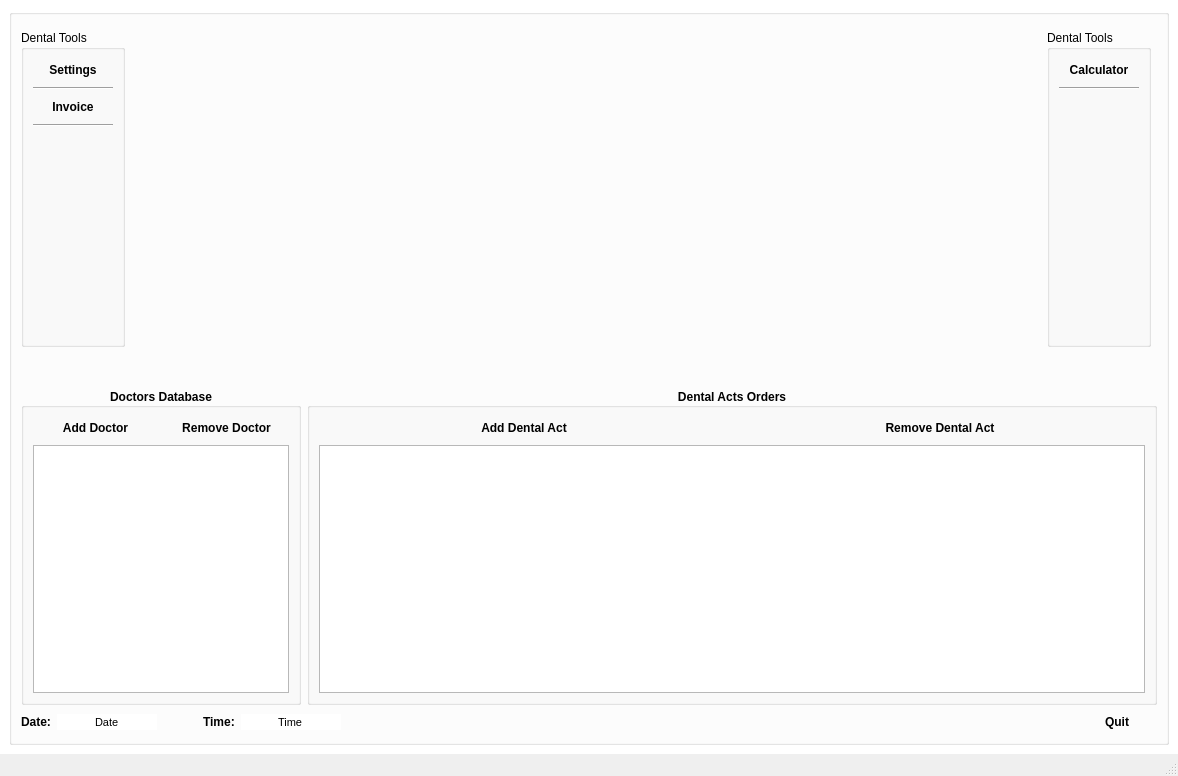
This is res/windowmain.ui in heidaga/DentalClientBase as Qt 5 draws it before an edit. The edited form follows.
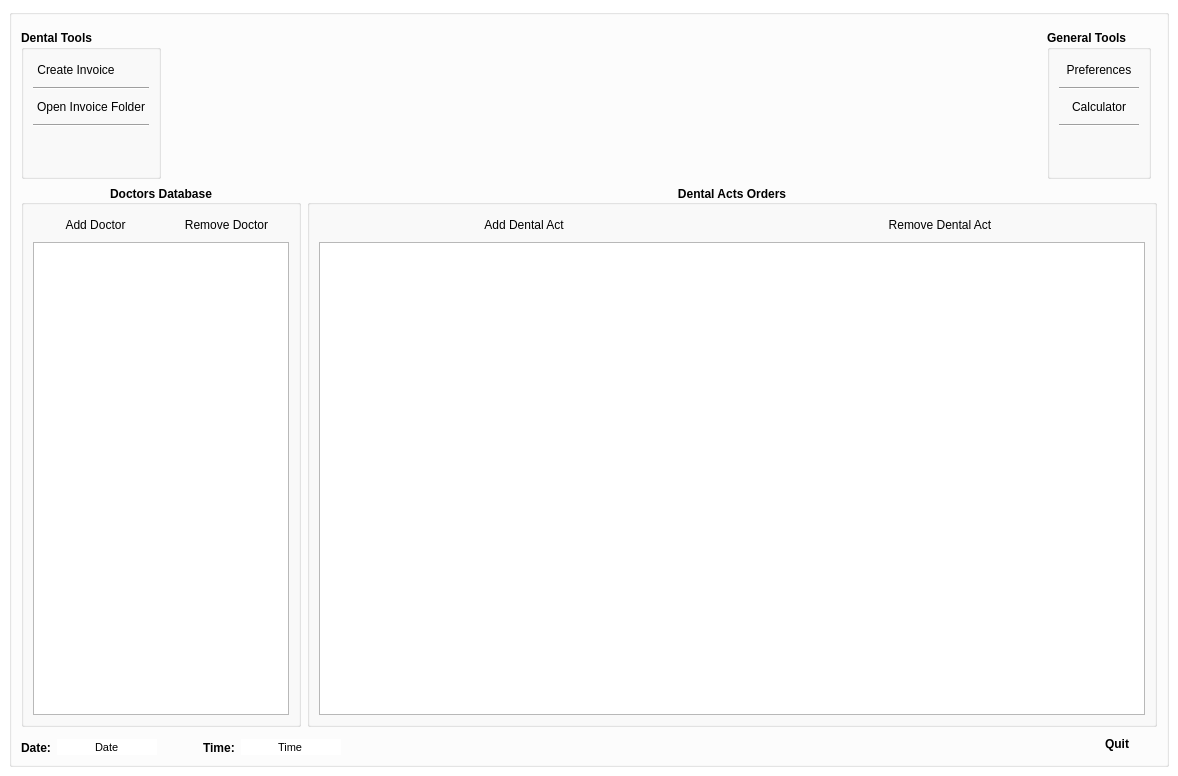
This is the edited form. Icons and pictures are not drawn. Custom widgets are drawn as their Qt base class.

Patch:
```diff
--- a/res/windowmain.ui
+++ b/res/windowmain.ui
@@ -70,7 +70,273 @@
        <bool>true</bool>
       </property>
       <layout class="QGridLayout" name="gridLayout_7">
-       <item row="3" column="0" colspan="8">
+       <item row="1" column="0">
+        <widget class="QGroupBox" name="groupBox">
+         <property name="maximumSize">
+          <size>
+           <width>200</width>
+           <height>16777215</height>
+          </size>
+         </property>
+         <property name="font">
+          <font>
+           <weight>75</weight>
+           <bold>true</bold>
+          </font>
+         </property>
+         <property name="title">
+          <string>Dental Tools</string>
+         </property>
+         <property name="flat">
+          <bool>true</bool>
+         </property>
+         <layout class="QGridLayout" name="gridLayout_5">
+          <item row="4" column="0">
+           <widget class="Line" name="line_3">
+            <property name="orientation">
+             <enum>Qt::Horizontal</enum>
+            </property>
+           </widget>
+          </item>
+          <item row="1" column="0" alignment="Qt::AlignLeft">
+           <widget class="QPushButton" name="PB_ExportInvoice">
+            <property name="sizePolicy">
+             <sizepolicy hsizetype="Preferred" vsizetype="Preferred">
+              <horstretch>0</horstretch>
+              <verstretch>0</verstretch>
+             </sizepolicy>
+            </property>
+            <property name="font">
+             <font>
+              <weight>50</weight>
+              <bold>false</bold>
+             </font>
+            </property>
+            <property name="mouseTracking">
+             <bool>false</bool>
+            </property>
+            <property name="toolTip">
+             <string>&lt;html&gt;&lt;head/&gt;&lt;body&gt;&lt;p&gt;&lt;span style=&quot; font-weight:400;&quot;&gt;Export invoice for a highlighted doctor in the doctors database&lt;/span&gt;&lt;/p&gt;&lt;/body&gt;&lt;/html&gt;</string>
+            </property>
+            <property name="text">
+             <string>Create Invoice</string>
+            </property>
+            <property name="icon">
+             <iconset resource="../mainwindow.qrc">
+              <normaloff>:/icons/res/edit.png</normaloff>:/icons/res/edit.png</iconset>
+            </property>
+            <property name="iconSize">
+             <size>
+              <width>32</width>
+              <height>32</height>
+             </size>
+            </property>
+            <property name="flat">
+             <bool>true</bool>
+            </property>
+           </widget>
+          </item>
+          <item row="5" column="0" alignment="Qt::AlignLeft">
+           <widget class="QPushButton" name="PB_OpenInvoiceFolder">
+            <property name="sizePolicy">
+             <sizepolicy hsizetype="Preferred" vsizetype="Preferred">
+              <horstretch>0</horstretch>
+              <verstretch>0</verstretch>
+             </sizepolicy>
+            </property>
+            <property name="font">
+             <font>
+              <weight>50</weight>
+              <bold>false</bold>
+             </font>
+            </property>
+            <property name="mouseTracking">
+             <bool>false</bool>
+            </property>
+            <property name="toolTip">
+             <string>&lt;html&gt;&lt;head/&gt;&lt;body&gt;&lt;p&gt;Open the folder containing all exported invoices&lt;/p&gt;&lt;/body&gt;&lt;/html&gt;</string>
+            </property>
+            <property name="text">
+             <string>Open Invoice Folder</string>
+            </property>
+            <property name="icon">
+             <iconset resource="../mainwindow.qrc">
+              <normaloff>:/icons/res/mail-2.png</normaloff>:/icons/res/mail-2.png</iconset>
+            </property>
+            <property name="iconSize">
+             <size>
+              <width>32</width>
+              <height>32</height>
+             </size>
+            </property>
+            <property name="flat">
+             <bool>true</bool>
+            </property>
+           </widget>
+          </item>
+          <item row="7" column="0">
+           <spacer name="verticalSpacer">
+            <property name="orientation">
+             <enum>Qt::Vertical</enum>
+            </property>
+            <property name="sizeType">
+             <enum>QSizePolicy::Preferred</enum>
+            </property>
+            <property name="sizeHint" stdset="0">
+             <size>
+              <width>20</width>
+              <height>40</height>
+             </size>
+            </property>
+           </spacer>
+          </item>
+          <item row="6" column="0">
+           <widget class="Line" name="line_5">
+            <property name="orientation">
+             <enum>Qt::Horizontal</enum>
+            </property>
+           </widget>
+          </item>
+         </layout>
+        </widget>
+       </item>
+       <item row="1" column="4">
+        <widget class="QGroupBox" name="groupBox_6">
+         <property name="maximumSize">
+          <size>
+           <width>200</width>
+           <height>16777215</height>
+          </size>
+         </property>
+         <property name="font">
+          <font>
+           <weight>75</weight>
+           <bold>true</bold>
+          </font>
+         </property>
+         <property name="title">
+          <string>General Tools</string>
+         </property>
+         <property name="flat">
+          <bool>true</bool>
+         </property>
+         <layout class="QGridLayout" name="gridLayout_4">
+          <item row="1" column="0">
+           <widget class="Line" name="line_4">
+            <property name="orientation">
+             <enum>Qt::Horizontal</enum>
+            </property>
+           </widget>
+          </item>
+          <item row="2" column="0" alignment="Qt::AlignLeft">
+           <widget class="QPushButton" name="PB_Calculator">
+            <property name="sizePolicy">
+             <sizepolicy hsizetype="Preferred" vsizetype="Preferred">
+              <horstretch>0</horstretch>
+              <verstretch>0</verstretch>
+             </sizepolicy>
+            </property>
+            <property name="font">
+             <font>
+              <weight>50</weight>
+              <bold>false</bold>
+             </font>
+            </property>
+            <property name="mouseTracking">
+             <bool>false</bool>
+            </property>
+            <property name="toolTip">
+             <string>&lt;html&gt;&lt;head/&gt;&lt;body&gt;&lt;p&gt;&lt;span style=&quot; font-weight:400;&quot;&gt;Open Windows Calculator&lt;/span&gt;&lt;/p&gt;&lt;/body&gt;&lt;/html&gt;</string>
+            </property>
+            <property name="layoutDirection">
+             <enum>Qt::RightToLeft</enum>
+            </property>
+            <property name="text">
+             <string>Calculator</string>
+            </property>
+            <property name="icon">
+             <iconset resource="../mainwindow.qrc">
+              <normaloff>:/icons/res/calculator.png</normaloff>:/icons/res/calculator.png</iconset>
+            </property>
+            <property name="iconSize">
+             <size>
+              <width>32</width>
+              <height>32</height>
+             </size>
+            </property>
+            <property name="flat">
+             <bool>true</bool>
+            </property>
+           </widget>
+          </item>
+          <item row="4" column="0">
+           <widget class="Line" name="line_2">
+            <property name="orientation">
+             <enum>Qt::Horizontal</enum>
+            </property>
+           </widget>
+          </item>
+          <item row="0" column="0" alignment="Qt::AlignLeft">
+           <widget class="QPushButton" name="PB_Settings">
+            <property name="sizePolicy">
+             <sizepolicy hsizetype="Preferred" vsizetype="Preferred">
+              <horstretch>0</horstretch>
+              <verstretch>0</verstretch>
+             </sizepolicy>
+            </property>
+            <property name="font">
+             <font>
+              <weight>50</weight>
+              <bold>false</bold>
+             </font>
+            </property>
+            <property name="mouseTracking">
+             <bool>false</bool>
+            </property>
+            <property name="toolTip">
+             <string>&lt;html&gt;&lt;head/&gt;&lt;body&gt;&lt;p&gt;&lt;span style=&quot; font-weight:400;&quot;&gt;Open application preferences&lt;/span&gt;&lt;/p&gt;&lt;/body&gt;&lt;/html&gt;</string>
+            </property>
+            <property name="layoutDirection">
+             <enum>Qt::RightToLeft</enum>
+            </property>
+            <property name="text">
+             <string>Preferences</string>
+            </property>
+            <property name="icon">
+             <iconset resource="../mainwindow.qrc">
+              <normaloff>:/icons/res/settings-1.png</normaloff>:/icons/res/settings-1.png</iconset>
+            </property>
+            <property name="iconSize">
+             <size>
+              <width>32</width>
+              <height>32</height>
+             </size>
+            </property>
+            <property name="flat">
+             <bool>true</bool>
+            </property>
+           </widget>
+          </item>
+          <item row="5" column="0">
+           <spacer name="verticalSpacer_2">
+            <property name="orientation">
+             <enum>Qt::Vertical</enum>
+            </property>
+            <property name="sizeType">
+             <enum>QSizePolicy::Preferred</enum>
+            </property>
+            <property name="sizeHint" stdset="0">
+             <size>
+              <width>20</width>
+              <height>40</height>
+             </size>
+            </property>
+           </spacer>
+          </item>
+         </layout>
+        </widget>
+       </item>
+       <item row="2" column="0" colspan="6">
         <layout class="QHBoxLayout" name="horizontalLayout_3">
          <item>
           <widget class="QGroupBox" name="groupBox_2">
@@ -110,8 +376,8 @@
                 </property>
                 <property name="font">
                  <font>
-                  <weight>75</weight>
-                  <bold>true</bold>
+                  <weight>50</weight>
+                  <bold>false</bold>
                  </font>
                 </property>
                 <property name="mouseTracking">
@@ -151,8 +417,8 @@
                 </property>
                 <property name="font">
                  <font>
-                  <weight>75</weight>
-                  <bold>true</bold>
+                  <weight>50</weight>
+                  <bold>false</bold>
                  </font>
                 </property>
                 <property name="mouseTracking">
@@ -261,8 +527,8 @@
                 <property name="font">
                  <font>
                   <family>MS Shell Dlg 2</family>
-                  <weight>75</weight>
-                  <bold>true</bold>
+                  <weight>50</weight>
+                  <bold>false</bold>
                  </font>
                 </property>
                 <property name="mouseTracking">
@@ -302,8 +568,8 @@
                 </property>
                 <property name="font">
                  <font>
-                  <weight>75</weight>
-                  <bold>true</bold>
+                  <weight>50</weight>
+                  <bold>false</bold>
                  </font>
                 </property>
                 <property name="mouseTracking">
@@ -381,12 +647,12 @@
          </property>
         </spacer>
        </item>
-       <item row="5" column="0" colspan="8">
+       <item row="4" column="0" colspan="6">
         <layout class="QGridLayout" name="gridLayout_2">
          <property name="sizeConstraint">
           <enum>QLayout::SetDefaultConstraint</enum>
          </property>
-         <item row="0" column="1">
+         <item row="0" column="1" alignment="Qt::AlignBottom">
           <widget class="QLineEdit" name="LE_date">
            <property name="maximumSize">
             <size>
@@ -488,7 +754,7 @@
            </property>
           </spacer>
          </item>
-         <item row="0" column="0">
+         <item row="0" column="0" alignment="Qt::AlignBottom">
           <widget class="QLabel" name="label">
            <property name="font">
             <font>
@@ -502,7 +768,7 @@
            </property>
           </widget>
          </item>
-         <item row="0" column="3">
+         <item row="0" column="3" alignment="Qt::AlignBottom">
           <widget class="QLabel" name="label_2">
            <property name="font">
             <font>
@@ -516,7 +782,7 @@
            </property>
           </widget>
          </item>
-         <item row="0" column="4">
+         <item row="0" column="4" alignment="Qt::AlignBottom">
           <widget class="QLineEdit" name="LE_time">
            <property name="enabled">
             <bool>true</bool>
@@ -554,214 +820,20 @@
          </item>
         </layout>
        </item>
-       <item row="1" column="0">
-        <widget class="QGroupBox" name="groupBox">
-         <property name="maximumSize">
-          <size>
-           <width>150</width>
-           <height>16777215</height>
-          </size>
-         </property>
-         <property name="title">
-          <string>Dental Tools</string>
-         </property>
-         <layout class="QGridLayout" name="gridLayout_5">
-          <item row="2" column="0">
-           <widget class="QPushButton" name="PB_Invoice">
-            <property name="sizePolicy">
-             <sizepolicy hsizetype="Preferred" vsizetype="Preferred">
-              <horstretch>0</horstretch>
-              <verstretch>0</verstretch>
-             </sizepolicy>
-            </property>
-            <property name="font">
-             <font>
-              <weight>75</weight>
-              <bold>true</bold>
-             </font>
-            </property>
-            <property name="mouseTracking">
-             <bool>false</bool>
-            </property>
-            <property name="toolTip">
-             <string>&lt;html&gt;&lt;head/&gt;&lt;body&gt;&lt;p align=&quot;center&quot;&gt;Exit&lt;/p&gt;&lt;/body&gt;&lt;/html&gt;</string>
-            </property>
-            <property name="text">
-             <string>Invoice</string>
-            </property>
-            <property name="icon">
-             <iconset resource="../mainwindow.qrc">
-              <normaloff>:/icons/res/edit.png</normaloff>:/icons/res/edit.png</iconset>
-            </property>
-            <property name="iconSize">
-             <size>
-              <width>32</width>
-              <height>32</height>
-             </size>
-            </property>
-            <property name="flat">
-             <bool>true</bool>
-            </property>
-           </widget>
-          </item>
-          <item row="1" column="0">
-           <widget class="Line" name="line">
-            <property name="orientation">
-             <enum>Qt::Horizontal</enum>
-            </property>
-           </widget>
-          </item>
-          <item row="0" column="0">
-           <widget class="QPushButton" name="PB_Settings">
-            <property name="sizePolicy">
-             <sizepolicy hsizetype="Preferred" vsizetype="Preferred">
-              <horstretch>0</horstretch>
-              <verstretch>0</verstretch>
-             </sizepolicy>
-            </property>
-            <property name="font">
-             <font>
-              <weight>75</weight>
-              <bold>true</bold>
-             </font>
-            </property>
-            <property name="mouseTracking">
-             <bool>false</bool>
-            </property>
-            <property name="toolTip">
-             <string>&lt;html&gt;&lt;head/&gt;&lt;body&gt;&lt;p align=&quot;center&quot;&gt;Exit&lt;/p&gt;&lt;/body&gt;&lt;/html&gt;</string>
-            </property>
-            <property name="text">
-             <string>Settings</string>
-            </property>
-            <property name="icon">
-             <iconset resource="../mainwindow.qrc">
-              <normaloff>:/icons/res/settings-1.png</normaloff>:/icons/res/settings-1.png</iconset>
-            </property>
-            <property name="iconSize">
-             <size>
-              <width>32</width>
-              <height>32</height>
-             </size>
-            </property>
-            <property name="flat">
-             <bool>true</bool>
-            </property>
-           </widget>
-          </item>
-          <item row="5" column="0">
-           <widget class="Line" name="line_3">
-            <property name="orientation">
-             <enum>Qt::Horizontal</enum>
-            </property>
-           </widget>
-          </item>
-          <item row="6" column="0">
-           <spacer name="verticalSpacer_3">
-            <property name="orientation">
-             <enum>Qt::Vertical</enum>
-            </property>
-            <property name="sizeHint" stdset="0">
-             <size>
-              <width>20</width>
-              <height>40</height>
-             </size>
-            </property>
-           </spacer>
-          </item>
-         </layout>
-        </widget>
-       </item>
-       <item row="1" column="6">
-        <widget class="QGroupBox" name="groupBox_6">
-         <property name="maximumSize">
-          <size>
-           <width>150</width>
-           <height>16777215</height>
-          </size>
-         </property>
-         <property name="title">
-          <string>Dental Tools</string>
-         </property>
-         <layout class="QGridLayout" name="gridLayout_4">
-          <item row="0" column="0">
-           <widget class="QPushButton" name="PB_Calculator">
-            <property name="sizePolicy">
-             <sizepolicy hsizetype="Preferred" vsizetype="Preferred">
-              <horstretch>0</horstretch>
-              <verstretch>0</verstretch>
-             </sizepolicy>
-            </property>
-            <property name="font">
-             <font>
-              <weight>75</weight>
-              <bold>true</bold>
-             </font>
-            </property>
-            <property name="mouseTracking">
-             <bool>false</bool>
-            </property>
-            <property name="toolTip">
-             <string>&lt;html&gt;&lt;head/&gt;&lt;body&gt;&lt;p align=&quot;center&quot;&gt;Exit&lt;/p&gt;&lt;/body&gt;&lt;/html&gt;</string>
-            </property>
-            <property name="layoutDirection">
-             <enum>Qt::RightToLeft</enum>
-            </property>
-            <property name="text">
-             <string>Calculator</string>
-            </property>
-            <property name="icon">
-             <iconset resource="../mainwindow.qrc">
-              <normaloff>:/icons/res/calculator.png</normaloff>:/icons/res/calculator.png</iconset>
-            </property>
-            <property name="iconSize">
-             <size>
-              <width>32</width>
-              <height>32</height>
-             </size>
-            </property>
-            <property name="flat">
-             <bool>true</bool>
-            </property>
-           </widget>
-          </item>
-          <item row="2" column="0">
-           <spacer name="verticalSpacer_2">
-            <property name="orientation">
-             <enum>Qt::Vertical</enum>
-            </property>
-            <property name="sizeHint" stdset="0">
-             <size>
-              <width>20</width>
-              <height>40</height>
-             </size>
-            </property>
-           </spacer>
-          </item>
-          <item row="1" column="0">
-           <widget class="Line" name="line_2">
-            <property name="orientation">
-             <enum>Qt::Horizontal</enum>
-            </property>
-           </widget>
-          </item>
-         </layout>
-        </widget>
-       </item>
-       <item row="1" column="5">
-        <spacer name="horizontalSpacer_4">
-         <property name="orientation">
-          <enum>Qt::Horizontal</enum>
-         </property>
-         <property name="sizeHint" stdset="0">
-          <size>
-           <width>40</width>
-           <height>20</height>
-          </size>
-         </property>
-        </spacer>
-       </item>
        <item row="1" column="3">
+        <spacer name="horizontalSpacer_4">
+         <property name="orientation">
+          <enum>Qt::Horizontal</enum>
+         </property>
+         <property name="sizeHint" stdset="0">
+          <size>
+           <width>40</width>
+           <height>20</height>
+          </size>
+         </property>
+        </spacer>
+       </item>
+       <item row="1" column="2">
         <widget class="QPushButton" name="banner">
          <property name="enabled">
           <bool>false</bool>
@@ -793,8 +865,8 @@
          </property>
          <property name="iconSize">
           <size>
-           <width>256</width>
-           <height>256</height>
+           <width>200</width>
+           <height>200</height>
           </size>
          </property>
          <property name="checkable">
@@ -805,28 +877,11 @@
          </property>
         </widget>
        </item>
-       <item row="2" column="0" colspan="7">
-        <spacer name="verticalSpacer">
-         <property name="orientation">
-          <enum>Qt::Vertical</enum>
-         </property>
-         <property name="sizeType">
-          <enum>QSizePolicy::Fixed</enum>
-         </property>
-         <property name="sizeHint" stdset="0">
-          <size>
-           <width>20</width>
-           <height>35</height>
-          </size>
-         </property>
-        </spacer>
-       </item>
       </layout>
      </widget>
     </item>
    </layout>
   </widget>
-  <widget class="QStatusBar" name="statusbar"/>
   <action name="actionSave_TSV_metallurgy_file">
    <property name="text">
     <string>Save .tmmf file</string>
```
Left out of the diff: 8 changed lines with no effect on the pictures.
